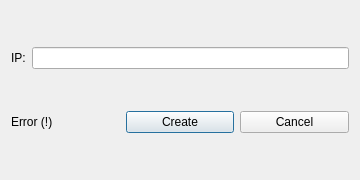
Before: the Qt Designer form assets/newProfile.ui in Dimaryst/partisanMessenger, drawn with Qt 5.
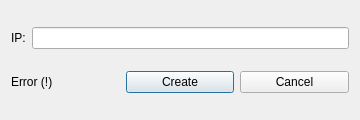
After: the same form once the commit is applied.

Diff of the .ui file:
```diff
--- a/assets/newProfile.ui
+++ b/assets/newProfile.ui
@@ -10,19 +10,19 @@
     <x>0</x>
     <y>0</y>
     <width>360</width>
-    <height>180</height>
+    <height>120</height>
    </rect>
   </property>
   <property name="minimumSize">
    <size>
     <width>320</width>
-    <height>160</height>
+    <height>120</height>
    </size>
   </property>
   <property name="maximumSize">
    <size>
     <width>360</width>
-    <height>180</height>
+    <height>140</height>
    </size>
   </property>
   <property name="windowTitle">
```
Left out of the diff: 2 changed lines with no effect on the pictures.
